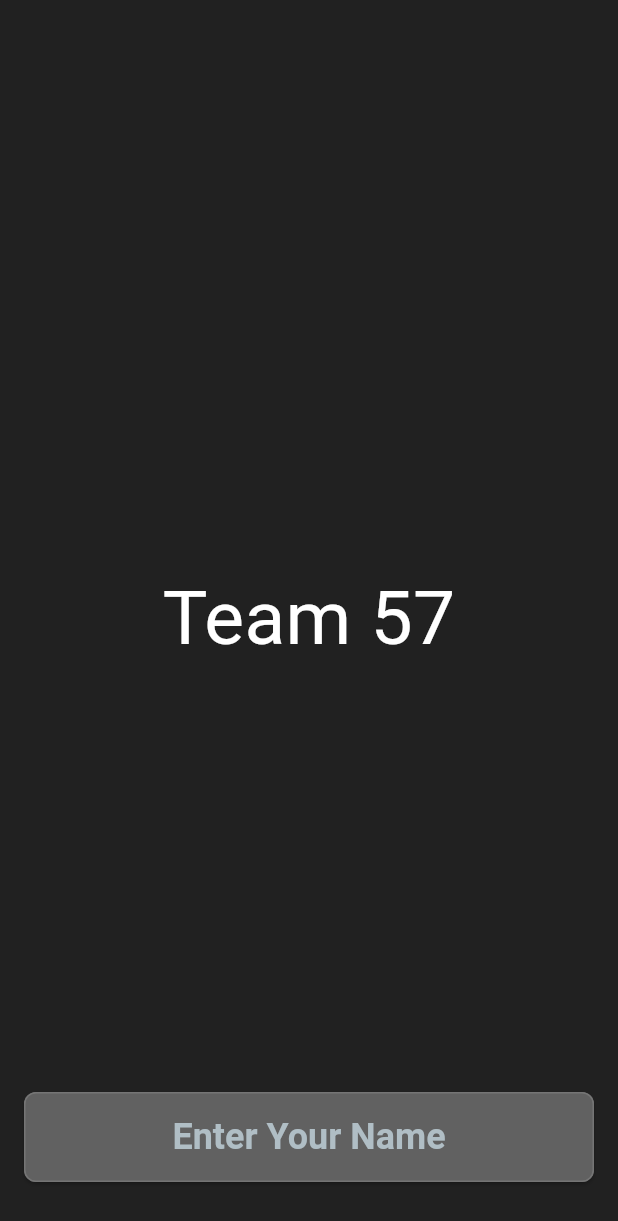
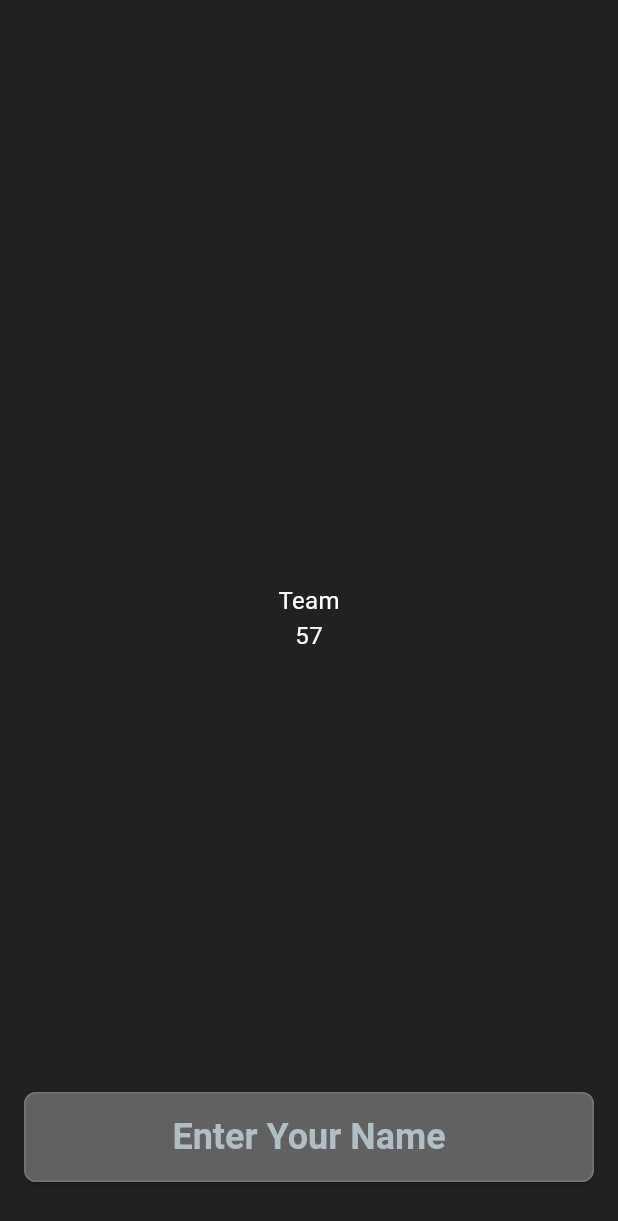
Before and after one commit to AMAbdulrahim/laser_car_battle, a Flutter app: the screen it shows after launch, on a phone screen of 412 x 824 dp. Shown: the top 1221 px of the screen. Run offline on Flutter 3.47's test engine with Material 3 defaults, Android fonts, the phone set to English and light mode, and no system bars; our stand-ins replace google_fonts.

Commit message:
extracted buttons widgets and project title widget

```diff
--- a/lib/views/landing_page.dart
+++ b/lib/views/landing_page.dart
@@ -1,4 +1,6 @@
 import 'package:flutter/material.dart';
+import 'package:laser_car_battle/widgets/buttons/main_bottom_button.dart';
+import 'package:laser_car_battle/widgets/project_title.dart';
 
 class LandingPage extends StatelessWidget {
   const LandingPage({super.key});
@@ -9,37 +11,9 @@ class LandingPage extends StatelessWidget {
       body: Stack(
         children: [
           Center(
-            child: Text(
-              'Team 57',
-              style: TextStyle(
-
-                fontSize: 50,
-              ),
-            ),
+            child: TitleText(),
           ),
-          Column(
-            mainAxisAlignment: MainAxisAlignment.center,
-            children: [
-
-              Spacer(),
-              Padding(
-                padding: const EdgeInsets.all(16.0),
-                child: SizedBox(
-                  width: double.infinity,
-                  height: 60, // Set the height of the button
-                  child: ElevatedButton(
-                    onPressed: () {
-                      // Add your onPressed code here!
-                    },
-                    child: Text('Enter Your Name'),
-                  ),
-                ),
-              ),
-              SizedBox(height: 20),
-
-
-            ],
-          ),
+          MainBottomButton(buttonText: "Enter Your Name"),
         ],
       ),
     );
--- /dev/null
+++ b/lib/widgets/buttons/main_bottom_button.dart
@@ -0,0 +1,23 @@
+import 'package:flutter/material.dart';
+import 'package:laser_car_battle/widgets/buttons/main_button.dart';
+
+class MainBottomButton extends StatelessWidget {
+  final String buttonText;
+
+  const MainBottomButton({
+    super.key,
+    required this.buttonText,
+  });
+
+  @override
+  Widget build(BuildContext context) {
+    return Column(
+      mainAxisAlignment: MainAxisAlignment.center,
+      children: [
+        Spacer(),
+        MainButton(buttonText: buttonText),
+        SizedBox(height: 20),
+      ],
+    );
+  }
+}
--- /dev/null
+++ b/lib/widgets/buttons/main_button.dart
@@ -0,0 +1,27 @@
+import 'package:flutter/material.dart';
+
+class MainButton extends StatelessWidget {
+  final String buttonText;
+
+  const MainButton({
+    super.key,
+    required this.buttonText,
+  });
+
+  @override
+  Widget build(BuildContext context) {
+    return Padding(
+      padding: const EdgeInsets.all(16.0),
+      child: SizedBox(
+        width: double.infinity,
+        height: 60, // Set the height of the button
+        child: ElevatedButton(
+          onPressed: () {
+            // Add your onPressed code here!
+          },
+          child: Text(buttonText),
+        ),
+      ),
+    );
+  }
+}
--- /dev/null
+++ b/lib/widgets/project_title.dart
@@ -0,0 +1,27 @@
+import 'package:flutter/material.dart';
+import 'package:laser_car_battle/utils/constants.dart';
+
+class TitleText extends StatelessWidget {
+  const TitleText({super.key});
+
+  @override
+  Widget build(BuildContext context) {
+    return Column(
+      mainAxisAlignment: MainAxisAlignment.center,
+      children: [
+        Text(
+          'Team',
+          style: TextStyle(
+            fontSize: AppSizes.fontTitle,
+          ),
+        ),
+        Text(
+          '57',
+          style: TextStyle(
+            fontSize: AppSizes.fontTitle,
+          ),
+        ),
+      ],
+    );
+  }
+}
```
Also changed, not shown: 1 other file.
